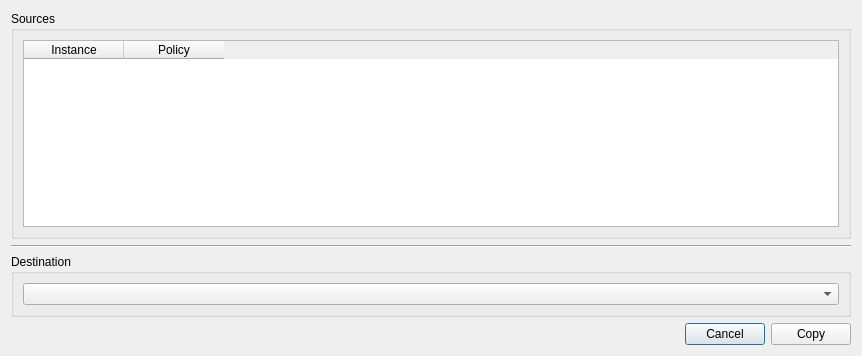
The window that copy.ui (slist/cbapi-qt-demo) describes before a commit, drawn with Qt 5.
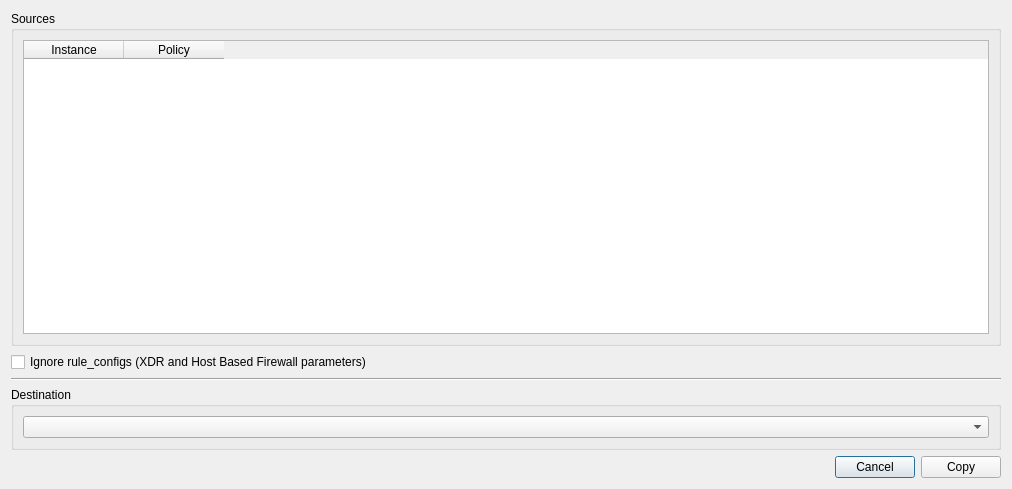
The same window after the commit.

Commit message: Add checkbox to ignore rule_configs

What changed in the file:
```diff
--- a/copy.ui
+++ b/copy.ui
@@ -6,8 +6,8 @@
    <rect>
     <x>0</x>
     <y>0</y>
-    <width>862</width>
-    <height>356</height>
+    <width>1012</width>
+    <height>489</height>
    </rect>
   </property>
   <property name="windowTitle">
@@ -49,6 +49,13 @@
      </layout>
     </widget>
    </item>
+   <item>
+    <widget class="QCheckBox" name="checkBox_ignore_rule_configs">
+     <property name="text">
+      <string>Ignore rule_configs (XDR and Host Based Firewall parameters)</string>
+     </property>
+    </widget>
+   </item>
    <item>
     <widget class="Line" name="line">
      <property name="orientation">
```
The commit also changes 1 other file.
